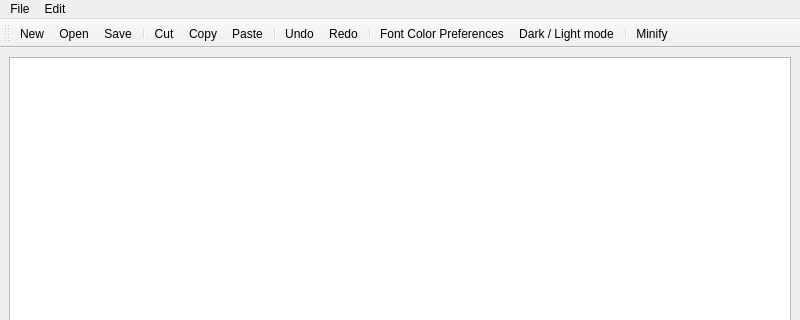
Qt form XML_Editor/editor.ui (Abdelrhman-CaT/XML-Editor) before a commit; both pictures show x 0 to 800 and y 0 to 320 of the 800 by 600 pixel window.
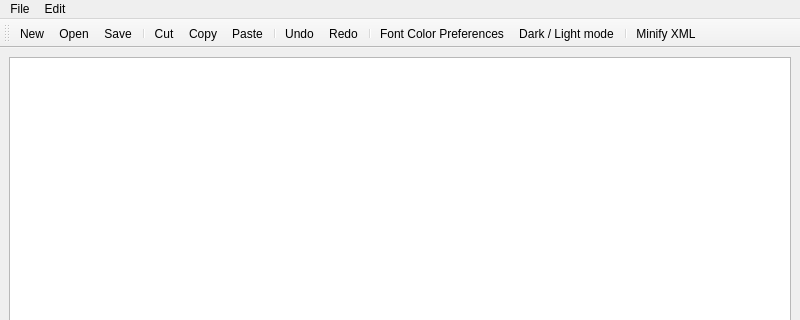
The same form after that commit. Icons and pictures are not drawn.

Commit message: Minifying text typed in the app

What changed in the file:
```diff
--- a/XML_Editor/editor.ui
+++ b/XML_Editor/editor.ui
@@ -190,7 +190,10 @@
      <normaloff>:/icons/icons/minify.png</normaloff>:/icons/icons/minify.png</iconset>
    </property>
    <property name="text">
-    <string>Minify</string>
+    <string>Minify XML</string>
+   </property>
+   <property name="toolTip">
+    <string>Minify XML</string>
    </property>
   </action>
  </widget>
```
The commit also changes 2 other files.
